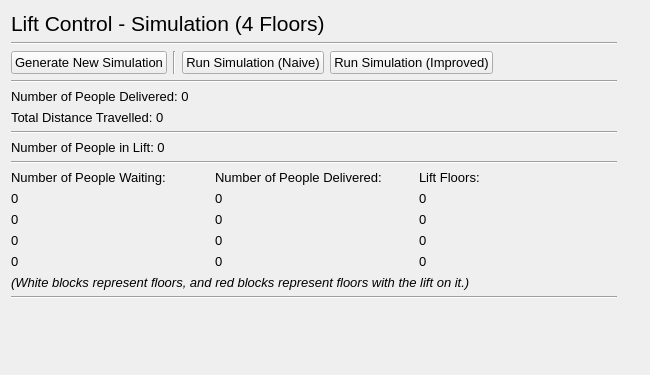
The window that sim_4_floors.ui (IsaacCheng9/lift-control-simulation) describes before a commit, drawn with Qt 5.
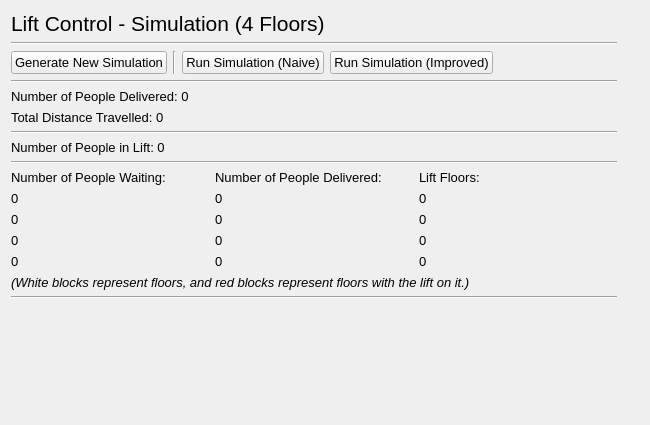
The same window after the commit.

Commit message: Fix windows being too short

Diff of the .ui file:
```diff
--- a/sim_4_floors.ui
+++ b/sim_4_floors.ui
@@ -7,7 +7,7 @@
     <x>0</x>
     <y>0</y>
     <width>650</width>
-    <height>375</height>
+    <height>425</height>
    </rect>
   </property>
   <property name="font">
```
The commit also changes 7 other files.
